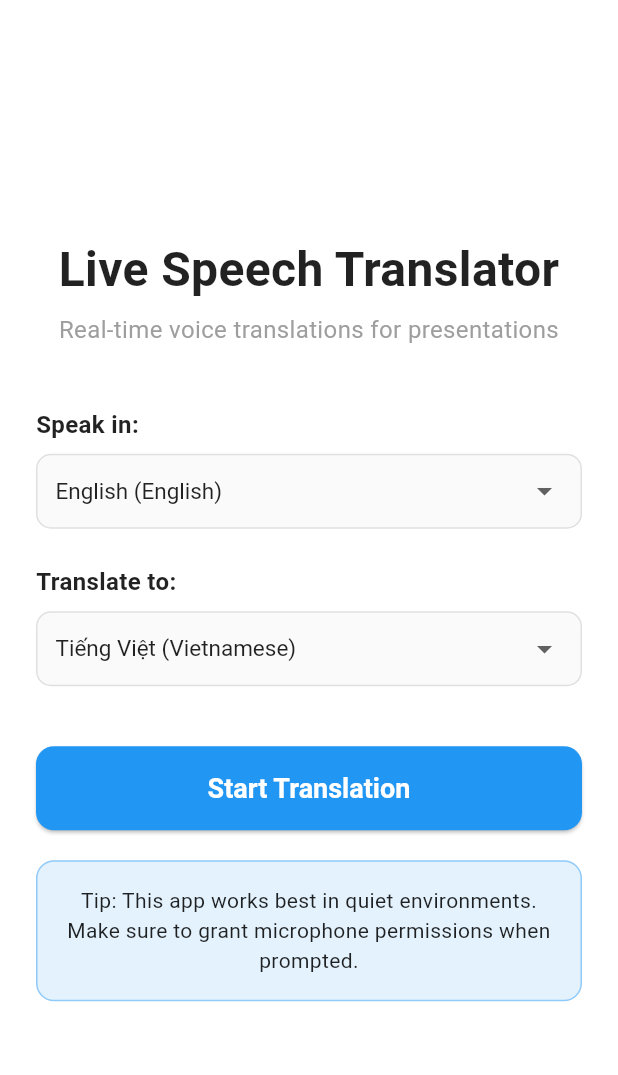
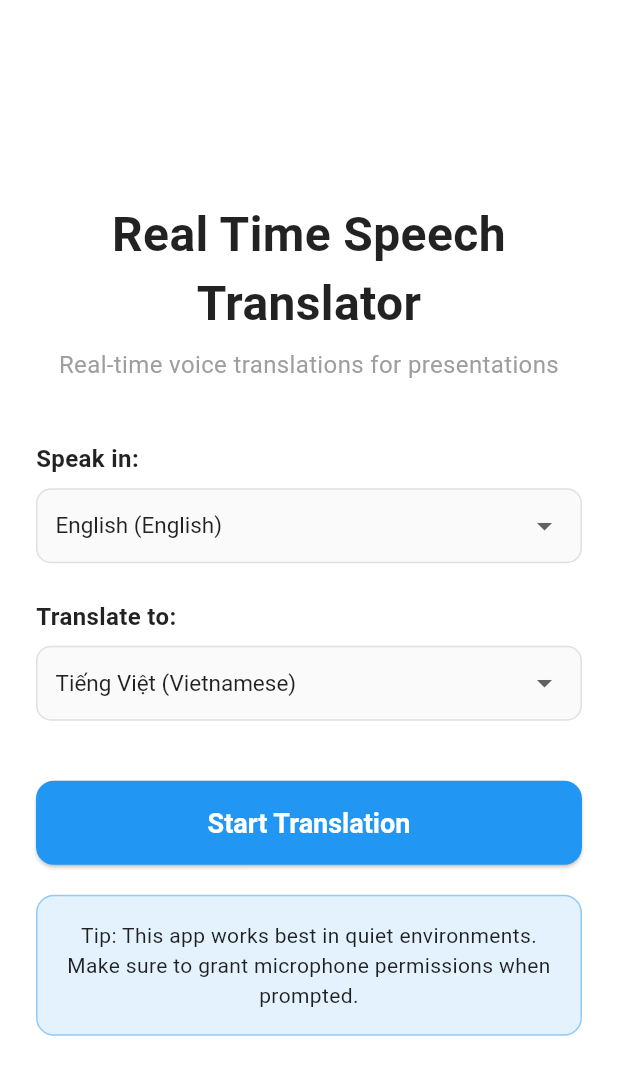
Before and after one commit to kikimonsterAF/live-voice-translator, a Flutter app: the screen it shows after launch, on a phone screen of 412 x 824 dp. Shown: the top 1075 px of the screen. Run offline on Flutter 3.47's test engine with Material 3 defaults, Android fonts, the phone set to English and light mode, and no system bars; our stand-ins replace auto_size_text, speech_to_text; missing offline and left inert: google_speech.

Commit message:
chore: update landing title to 'Real Time Speech Translator'

```diff
--- a/lib/screens/language_selection_screen.dart
+++ b/lib/screens/language_selection_screen.dart
@@ -19,7 +19,7 @@ class LanguageSelectionScreen extends StatelessWidget {
             Widget title({required bool compact}) => Column(
                   children: [
                     Text(
-                      'Live Speech Translator',
+                      'Real Time Speech Translator',
                       style: TextStyle(
                         fontSize: compact ? 26 : 32,
                         fontWeight: FontWeight.bold,
```
